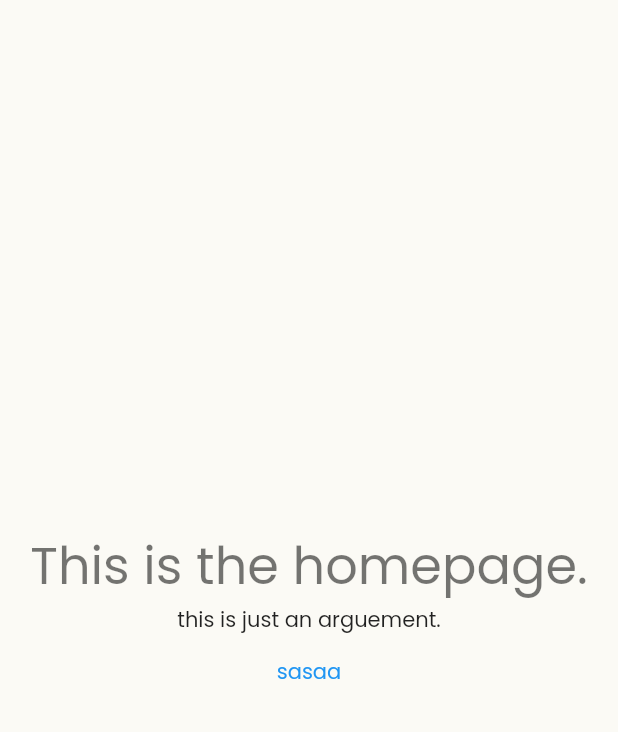
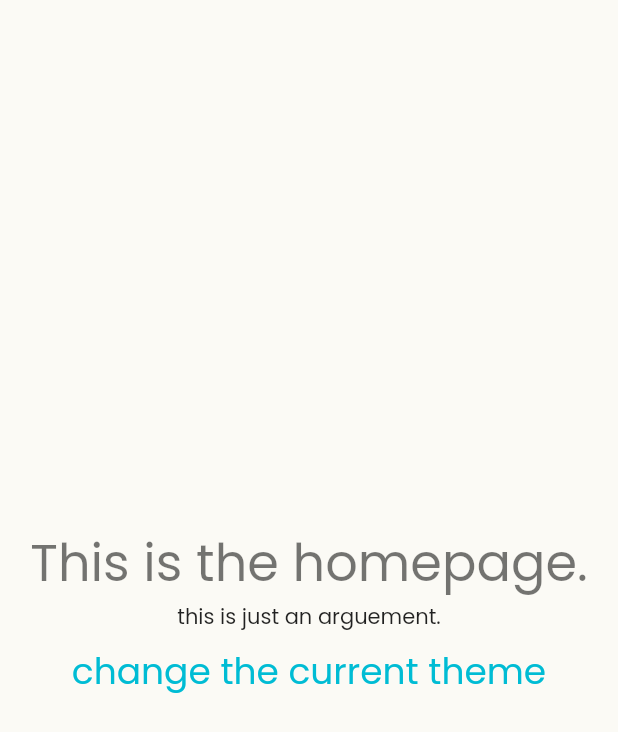
Before and after one commit to canergulay/matching_dating_app, a Flutter app: the screen it shows after launch, after a tap on "login with your gmail", on a phone screen of 412 x 824 dp. Shown: the top 732 px of the screen. Run offline on Flutter 3.47's test engine with Material 2 defaults, Android fonts, the phone set to English and light mode, and no system bars; our stand-ins replace bloc, firebase_core, flutter_bloc, get_it, location; accounts and stored records are empty.

Commit message:
ThemeManager was carried into the get_it and injected in a better way

```diff
--- a/lib/core/init/get_them_all/get_it_container.dart
+++ b/lib/core/init/get_them_all/get_it_container.dart
@@ -1,12 +1,17 @@
 import 'package:get_it/get_it.dart';
 import 'package:location/location.dart';
 import 'package:matchangoo/core/init/geolocation/location_manager.dart';
+import 'package:matchangoo/core/init/theme_manager/theme_manager_cubit.dart';
+import 'package:matchangoo/core/ui/theme/theme_controller.dart';
 
 final sl = GetIt.instance;
 
 Future<void> init() async {
-  print('1');
+  //GENERAL INJECTIONS
   sl.registerFactory(() => LocationManager(location: sl()));
   sl.registerFactory(() => Location());
-  print('2');
+
+  //THEME SUBSCRIPTION//
+  sl.registerFactory<ThemeController>(() => ThemeController());
+  sl.registerSingleton<ThemeManagerCubit>(ThemeManagerCubit(sl()));
 }
--- a/lib/core/init/theme_manager/theme_manager_cubit.dart
+++ b/lib/core/init/theme_manager/theme_manager_cubit.dart
@@ -4,13 +4,14 @@ import 'package:matchangoo/core/structure/utils/enums/theme_types.dart';
 import 'package:matchangoo/core/ui/theme/theme_controller.dart';
 
 class ThemeManagerCubit extends Cubit<ThemeData> {
-  ThemeManagerCubit() : super(ThemeController.getTheme(ThemeType.LIGHT));
+  final ThemeController themeController;
+  ThemeManagerCubit(this.themeController) : super(themeController.getTheme(ThemeType.LIGHT));
 
   void changeTheme() {
     if (state.brightness == Brightness.light) {
-      emit(ThemeController.getTheme(ThemeType.DARK));
+      emit(themeController.getTheme(ThemeType.DARK));
     } else {
-      emit(ThemeController.getTheme(ThemeType.LIGHT));
+      emit(themeController.getTheme(ThemeType.LIGHT));
     }
   }
 }
--- a/lib/core/ui/theme/theme_controller.dart
+++ b/lib/core/ui/theme/theme_controller.dart
@@ -5,7 +5,7 @@ import 'dark_theme.dart';
 import 'light_theme.dart';
 
 class ThemeController {
-  static ThemeData getTheme(ThemeType type) {
+  ThemeData getTheme(ThemeType type) {
     switch (type) {
       case ThemeType.LIGHT:
         return lightTheme;
--- a/lib/features/home/presentation/pages/home_screen.dart
+++ b/lib/features/home/presentation/pages/home_screen.dart
@@ -1,5 +1,6 @@
 import 'package:flutter/material.dart';
 import 'package:flutter_bloc/flutter_bloc.dart';
+import 'package:matchangoo/core/init/get_them_all/get_it_container.dart';
 import 'package:matchangoo/core/init/theme_manager/theme_manager_cubit.dart';
 import 'package:matchangoo/core/structure/utils/enums/theme_types.dart';
 
@@ -18,9 +19,12 @@ class HomeScreen extends StatelessWidget {
             Text(arguements),
             TextButton(
                 onPressed: () {
-                  context.read<ThemeManagerCubit>().changeTheme();
+                  sl.get<ThemeManagerCubit>().changeTheme();
                 },
-                child: Text('sasaa'))
+                child: Text(
+                  'change the current theme',
+                  style: Theme.of(context).textTheme.headline5!.copyWith(color: Colors.cyan),
+                ))
           ],
         ),
       ),
--- a/lib/main.dart
+++ b/lib/main.dart
@@ -7,6 +7,7 @@ import 'package:matchangoo/core/structure/utils/enums/theme_types.dart';
 import 'package:matchangoo/core/ui/theme/theme_controller.dart';
 
 import 'core/constants/app_constants.dart';
+import 'core/init/get_them_all/get_it_container.dart';
 import 'core/structure/navigation/navigation_router.dart';
 import 'features/login/presentation/pages/login_main.dart';
 import 'core/init/get_them_all/get_it_container.dart' as inject;
@@ -23,7 +24,7 @@ class MyApp extends StatelessWidget {
   Widget build(BuildContext context) {
     return BlocProvider(
       lazy: true,
-      create: (context) => ThemeManagerCubit(),
+      create: (context) => sl.get<ThemeManagerCubit>(),
       child: BlocBuilder<ThemeManagerCubit, ThemeData>(
         builder: (context, state) {
           return MaterialApp(
```
